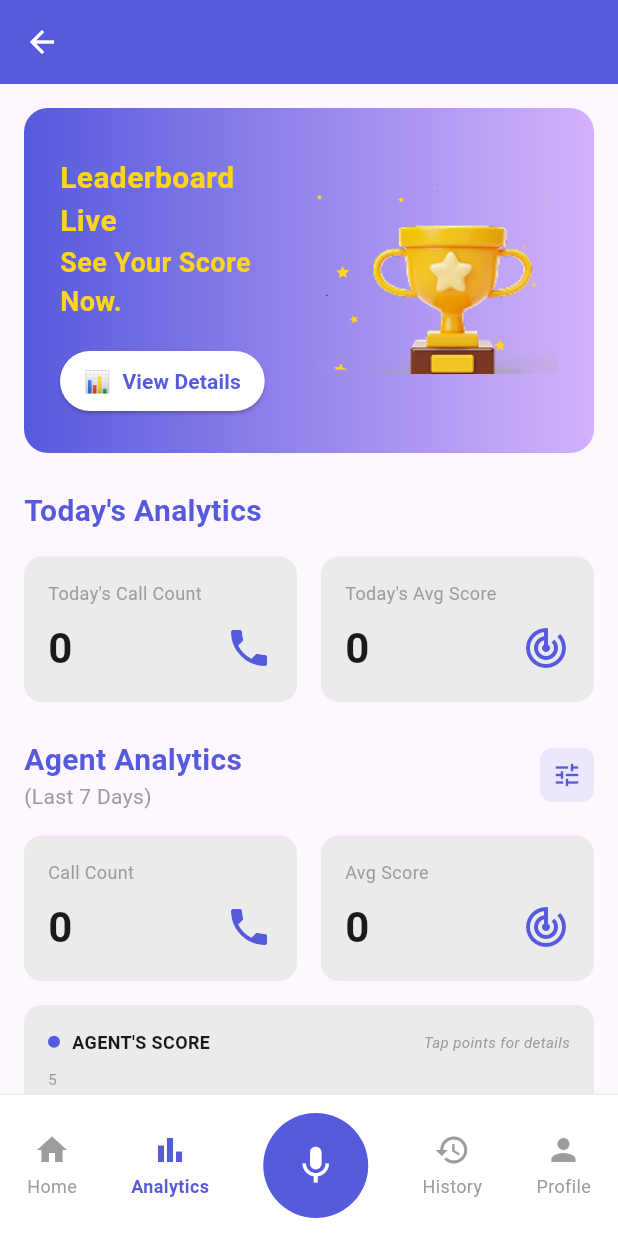
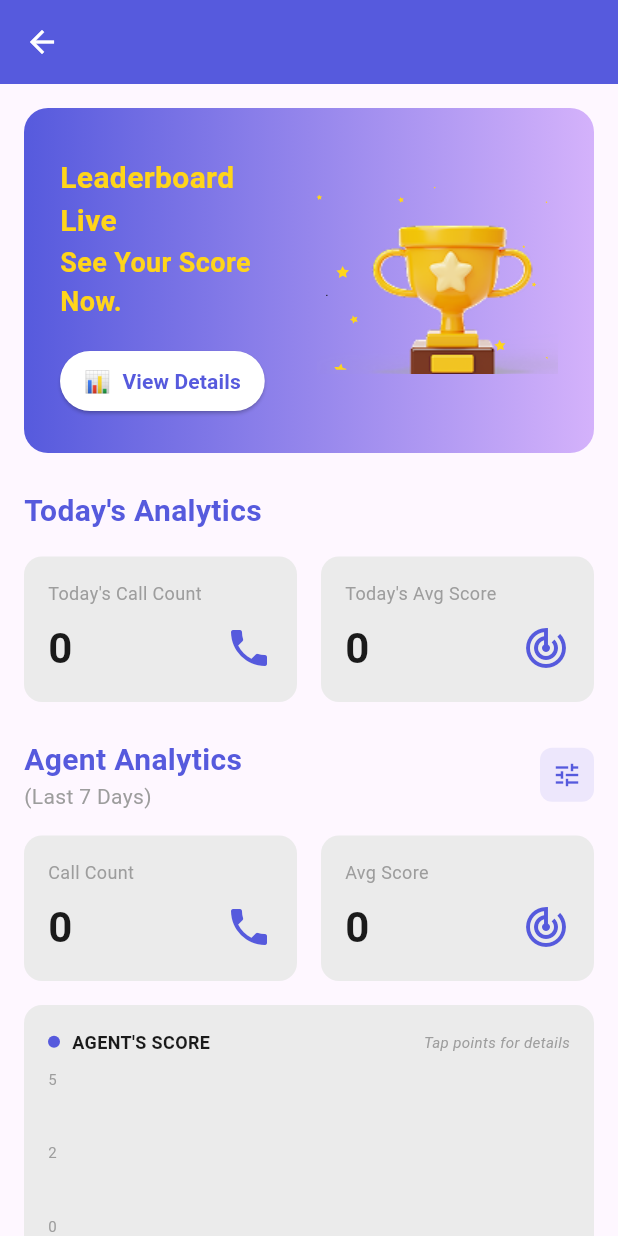
Before and after one commit to akashkumarcur8/sherpa_voice_recorder, a Flutter app: the AnalyticsDashboard screen opened by its route, on a phone screen of 412 x 824 dp. Run offline on Flutter 3.47's test engine with Material 3 defaults, Android fonts, the phone set to English and light mode, and no system bars; drawn by our look-alikes of fl_chart; our stand-ins replace connectivity_plus, dio, dots_indicator, firebase_core, flutter_local_notifications, flutter_markdown and 15 more; missing offline and left inert: flutter_background_service, flutter_sound, omni_datetime_picker, onesignal_flutter; accounts and stored records are empty; network calls fail.

Commit message:
Bottom Nav fixes

```diff
--- a/lib/app/modules/analytics/analytics_widget.dart
+++ b/lib/app/modules/analytics/analytics_widget.dart
@@ -6,10 +6,6 @@ import 'dart:developer' as developer;
 import 'dart:math' as math;
 import '../leaderboard/leaderboard_dashboard.dart';
 import 'analytics_controller.dart';
-import '../../widgets/custom_bottom_navigation.dart';
-import '../home/controllers/home_controller.dart';
-import '../../routes/app_routes.dart';
-import '../../core/utils/recording_helper.dart';
 
 class AnalyticsDashboard extends StatefulWidget {
   const AnalyticsDashboard({super.key});
@@ -609,30 +605,31 @@ class AnalyticsDashboardState extends State<AnalyticsDashboard> {
           ),
         );
       }),
-      bottomNavigationBar: Obx(() => CustomBottomNavigation(
-            isRecording: Get.isRegistered<HomeController>()
-                ? Get.find<HomeController>().isRecording.value
-                : false,
-            onMicPressed: () {
-              // Check current recording state before navigation
-              final isCurrentlyRecording = Get.isRegistered<HomeController>()
-                  ? Get.find<HomeController>().isRecording.value
-                  : false;
-
-              developer.log(
-                  'Analytics: Mic button pressed - isRecording: $isCurrentlyRecording',
-                  name: 'AnalyticsDashboard');
-
-              // Schedule recording toggle (start or stop) based on current state
-              // If recording, we'll stop. If not recording, we'll start.
-              scheduleRecordingToggleAfterNavigation(
-                  'Analytics', !isCurrentlyRecording);
-
-              // Redirect to home screen
-              Get.offAllNamed(Routes.home);
-            },
-            isMicEnabled: false,
-          )),
+      // Bottom navigation is handled by MainBottomNavScreen when used in IndexedStack
+      // bottomNavigationBar: Obx(() => CustomBottomNavigation(
+      //       isRecording: Get.isRegistered<HomeController>()
+      //           ? Get.find<HomeController>().isRecording.value
+      //           : false,
+      //       onMicPressed: () {
+      //         // Check current recording state before navigation
+      //         final isCurrentlyRecording = Get.isRegistered<HomeController>()
+      //             ? Get.find<HomeController>().isRecording.value
+      //             : false;
+      //
+      //         developer.log(
+      //             'Analytics: Mic button pressed - isRecording: $isCurrentlyRecording',
+      //             name: 'AnalyticsDashboard');
+      //
+      //         // Schedule recording toggle (start or stop) based on current state
+      //         // If recording, we'll stop. If not recording, we'll start.
+      //         scheduleRecordingToggleAfterNavigation(
+      //             'Analytics', !isCurrentlyRecording);
+      //
+      //         // Redirect to home screen
+      //         Get.offAllNamed(Routes.home);
+      //       },
+      //       isMicEnabled: false,
+      //     )),
     );
   }
 
@@ -790,7 +787,7 @@ class AnalyticsDashboardState extends State<AnalyticsDashboard> {
     return Column(
       crossAxisAlignment: CrossAxisAlignment.start,
       children: [
-        Text(
+        const Text(
           'Today\'s Analytics',
           style: TextStyle(
             color: Color(0xFF565ADD),
@@ -798,7 +795,7 @@ class AnalyticsDashboardState extends State<AnalyticsDashboard> {
             fontWeight: FontWeight.w600,
           ),
         ),
-        SizedBox(height: 16),
+        const SizedBox(height: 16),
         Row(
           children: [
             Expanded(
@@ -808,7 +805,7 @@ class AnalyticsDashboardState extends State<AnalyticsDashboard> {
                 Icons.phone,
               ),
             ),
-            SizedBox(width: 16),
+            const SizedBox(width: 16),
             Expanded(
               child: _buildMetricCard(
                 'Today\'s Avg Score',
@@ -832,7 +829,7 @@ class AnalyticsDashboardState extends State<AnalyticsDashboard> {
             Column(
               crossAxisAlignment: CrossAxisAlignment.start,
               children: [
-                Text(
+                const Text(
                   'Agent Analytics',
                   style: TextStyle(
                     color: Color(0xFF565ADD),
@@ -842,7 +839,7 @@ class AnalyticsDashboardState extends State<AnalyticsDashboard> {
                 ),
                 Text(
                   '($currentDateRange)',
-                  style: TextStyle(
+                  style: const TextStyle(
                     color: Color(0xFF9D9D9D),
                     fontSize: 14,
                   ),
@@ -856,12 +853,12 @@ class AnalyticsDashboardState extends State<AnalyticsDashboard> {
               },
               borderRadius: BorderRadius.circular(8),
               child: Container(
-                padding: EdgeInsets.all(8),
+                padding: const EdgeInsets.all(8),
                 decoration: BoxDecoration(
-                  color: Color(0xFF565ADD).withValues(alpha: 0.1),
+                  color: const Color(0xFF565ADD).withValues(alpha: 0.1),
                   borderRadius: BorderRadius.circular(8),
                 ),
-                child: Icon(
+                child: const Icon(
                   Icons.tune,
                   color: Color(0xFF565ADD),
                   size: 20,
@@ -870,7 +867,7 @@ class AnalyticsDashboardState extends State<AnalyticsDashboard> {
             ),
           ],
         ),
-        SizedBox(height: 16),
+        const SizedBox(height: 16),
         Row(
           children: [
             Expanded(
@@ -880,7 +877,7 @@ class AnalyticsDashboardState extends State<AnalyticsDashboard> {
                 Icons.phone,
               ),
             ),
-            SizedBox(width: 16),
+            const SizedBox(width: 16),
             Expanded(
               child: _buildMetricCard(
                 'Avg Score',
@@ -890,9 +887,9 @@ class AnalyticsDashboardState extends State<AnalyticsDashboard> {
             ),
           ],
         ),
-        SizedBox(height: 16),
+        const SizedBox(height: 16),
         _buildChartCard(),
-        SizedBox(height: 16),
+        const SizedBox(height: 16),
         _buildScoreCards(),
       ],
     );
@@ -900,9 +897,9 @@ class AnalyticsDashboardState extends State<AnalyticsDashboard> {
 
   Widget _buildMetricCard(String title, String value, IconData icon) {
     return Container(
-      padding: EdgeInsets.all(16),
+      padding: const EdgeInsets.all(16),
       decoration: BoxDecoration(
-        color: Color(0xFFEBEBEB),
+        color: const Color(0xFFEBEBEB),
         borderRadius: BorderRadius.circular(12),
       ),
       child: Column(
@@ -910,18 +907,18 @@ class AnalyticsDashboardState extends State<AnalyticsDashboard> {
         children: [
           Text(
             title,
-            style: TextStyle(
+            style: const TextStyle(
               color: Color(0xFF9D9D9D),
               fontSize: 12,
             ),
           ),
-          SizedBox(height: 8),
+          const SizedBox(height: 8),
           Row(
             mainAxisAlignment: MainAxisAlignment.spaceBetween,
             children: [
               Text(
                 value,
-                style: TextStyle(
+                style: const TextStyle(
                   color: Color(0xFF1A1A1A),
                   fontSize: 28,
                   fontWeight: FontWeight.bold,
@@ -929,7 +926,7 @@ class AnalyticsDashboardState extends State<AnalyticsDashboard> {
               ),
               Icon(
                 icon,
-                color: Color(0xFF565ADD),
+                color: const Color(0xFF565ADD),
                 size: 32,
               ),
             ],
@@ -941,9 +938,9 @@ class AnalyticsDashboardState extends State<AnalyticsDashboard> {
 
   Widget _buildChartCard() {
     return Container(
-      padding: EdgeInsets.all(16),
+      padding: const EdgeInsets.all(16),
       decoration: BoxDecoration(
-        color: Color(0xFFEBEBEB),
+        color: const Color(0xFFEBEBEB),
         borderRadius: BorderRadius.circular(12),
       ),
       child: Column(
@@ -954,13 +951,13 @@ class AnalyticsDashboardState extends State<AnalyticsDashboard> {
               Container(
                 width: 8,
                 height: 8,
-                decoration: BoxDecoration(
+                decoration: const BoxDecoration(
                   color: Color(0xFF565ADD),
                   shape: BoxShape.circle,
                 ),
               ),
-              SizedBox(width: 8),
-              Text(
+              const SizedBox(width: 8),
+              const Text(
                 'AGENT\'S SCORE',
                 style: TextStyle(
                   color: Color(0xFF1A1A1A),
@@ -968,8 +965,8 @@ class AnalyticsDashboardState extends State<AnalyticsDashboard> {
                   fontWeight: FontWeight.w600,
                 ),
               ),
-              Spacer(),
-              Text(
+              const Spacer(),
+              const Text(
                 'Tap points for details',
                 style: TextStyle(
                   color: Color(0xFF9D9D9D),
@@ -979,12 +976,12 @@ class AnalyticsDashboardState extends State<AnalyticsDashboard> {
               ),
             ],
           ),
-          SizedBox(height: 16),
-          Container(
+          const SizedBox(height: 16),
+          SizedBox(
             height: 120,
             child: LineChart(
               LineChartData(
-                gridData: FlGridData(show: false),
+                gridData: const FlGridData(show: false),
                 titlesData: FlTitlesData(
                   leftTitles: AxisTitles(
                     sideTitles: SideTitles(
@@ -993,7 +990,7 @@ class AnalyticsDashboardState extends State<AnalyticsDashboard> {
                       getTitlesWidget: (value, meta) {
                         return Text(
                           value.toInt().toString(),
-                          style: TextStyle(
+                          style: const TextStyle(
                             color: Color(0xFF9D9D9D),
                             fontSize: 10,
                           ),
@@ -1021,30 +1018,30 @@ class AnalyticsDashboardState extends State<AnalyticsDashboard> {
                         final i = v.toInt();
                         return i < c.chartLabels.length
                             ? Text(c.chartLabels[i],
-                                style: TextStyle(
+                                style: const TextStyle(
                                     fontSize: 10, color: Color(0xFF9D9D9D)))
-                            : Text('');
+                            : const Text('');
                       },
                     ),
                   ),
-                  rightTitles:
-                      AxisTitles(sideTitles: SideTitles(showTitles: false)),
-                  topTitles:
-                      AxisTitles(sideTitles: SideTitles(showTitles: false)),
+                  rightTitles: const AxisTitles(
+                      sideTitles: SideTitles(showTitles: false)),
+                  topTitles: const AxisTitles(
+                      sideTitles: SideTitles(showTitles: false)),
                 ),
                 borderData: FlBorderData(show: false),
                 lineBarsData: [
                   LineChartBarData(
                     spots: c.chartSpots,
                     isCurved: true,
-                    color: Color(0xFF565ADD),
+                    color: const Color(0xFF565ADD),
                     barWidth: 2,
                     belowBarData: BarAreaData(
                       show: true,
                       gradient: LinearGradient(
                         colors: [
-                          Color(0xFFB1BFFF).withValues(alpha: 0.8),
-                          Color(0xFFB1BFFF).withValues(alpha: 0.1),
+                          const Color(0xFFB1BFFF).withValues(alpha: 0.8),
+                          const Color(0xFFB1BFFF).withValues(alpha: 0.1),
                         ],
                         begin: Alignment.topCenter,
                         end: Alignment.bottomCenter,
@@ -1055,7 +1052,7 @@ class AnalyticsDashboardState extends State<AnalyticsDashboard> {
                       getDotPainter: (spot, percent, barData, index) {
                         return FlDotCirclePainter(
                           radius: 6,
-                          color: Color(0xFF565ADD),
+                          color: const Color(0xFF565ADD),
                           strokeWidth: 2,
                           strokeColor: Colors.white,
                         );
@@ -1119,10 +1116,10 @@ class AnalyticsDashboardState extends State<AnalyticsDashboard> {
   Widget _buildScoreCards() => Column(
         children: [
           _buildScoreCard('Agent\'s Score', c.agentScore.value.toString()),
-          SizedBox(height: 12),
+          const SizedBox(height: 12),
           _buildScoreCard(
               'Avg Product Score', c.avgProductScore.value.toString()),
-          SizedBox(height: 12),
+          const SizedBox(height: 12),
           _buildScoreCard(
               'Avg Behavior Score', c.avgBehaviorScore.value.toString()),
         ],
@@ -1130,9 +1127,9 @@ class AnalyticsDashboardState extends State<AnalyticsDashboard> {
 
   Widget _buildScoreCard(String title, String score) {
     return Container(
-      padding: EdgeInsets.all(16),
+      padding: const EdgeInsets.all(16),
       decoration: BoxDecoration(
-        color: Color(0xFFEBEBEB),
+        color: const Color(0xFFEBEBEB),
         borderRadius: BorderRadius.circular(12),
       ),
       child: Row(
@@ -1140,7 +1137,7 @@ class AnalyticsDashboardState extends State<AnalyticsDashboard> {
         children: [
           Text(
             title,
-            style: TextStyle(
+            style: const TextStyle(
               color: Color(0xFF1A1A1A),
               fontSize: 16,
               fontWeight: FontWeight.w600,
@@ -1148,7 +1145,7 @@ class AnalyticsDashboardState extends State<AnalyticsDashboard> {
           ),
           Text(
             score,
-            style: TextStyle(
+            style: const TextStyle(
               color: Color(0xFF1A1A1A),
               fontSize: 24,
               fontWeight: FontWeight.bold,
--- a/lib/app/routes/app_pages.dart
+++ b/lib/app/routes/app_pages.dart
@@ -1,5 +1,4 @@
 import 'package:get/get_navigation/src/routes/get_route.dart';
-import 'package:mice_activeg/app/modules/home/home_screen.dart';
 import '../modules/analytics/analytics_widget.dart';
 import '../modules/analytics/bindings/analytics_binding.dart';
 import '../modules/complaint_center/bindings/complaint_center_binding.dart';
@@ -18,6 +17,8 @@ import '../modules/profile/profile_page.dart';
 import '../modules/raise_ticket/bindings/raise_ticket_binding.dart';
 import '../modules/raise_ticket/views/raise_ticket_screen.dart';
 import '../modules/splash_screen/SpleshScreen.dart';
+import '../widgets/main_bottom_nav/main_bottom_nav_screen.dart';
+import '../widgets/main_bottom_nav/bindings/main_bottom_nav_binding.dart';
 import 'app_routes.dart';
 
 class AppPages {
@@ -30,10 +31,36 @@ class AppPages {
       name: Routes.onboarding,
       page: () => OnboardingScreen(),
     ),
+    // Main Bottom Navigation Screen - Uses IndexedStack to keep all screens in memory
+    // This prevents reloading when switching between bottom nav tabs
     GetPage(
       name: Routes.home,
-      page: () =>  HomeScreen(),
-      binding: HomeBinding(),
+      page: () => const MainBottomNavScreen(),
+      bindings: [
+        MainBottomNavBinding(),
+        HomeBinding(),
+        AnalyticsBinding(),
+        ConversationViewBinding(),
+      ],
+    ),
+
+    // Keep individual routes for direct navigation (optional, for backward compatibility)
+    // These can be removed if you always want to use MainBottomNavScreen
+    GetPage(
+      name: Routes.analyticsDashboard,
+      page: () => const AnalyticsDashboard(),
+      binding: AnalyticsBinding(),
+    ),
+
+    GetPage(
+      name: Routes.conversationView,
+      page: () => const ConversationView(),
+      binding: ConversationViewBinding(),
+    ),
+
+    GetPage(
+      name: Routes.profile,
+      page: () => const ProfileScreen(),
     ),
 
     GetPage(
@@ -61,25 +88,8 @@ class AppPages {
     ),
 
     GetPage(
-      name: Routes.analyticsDashboard,
-      page: () => const AnalyticsDashboard(),
-      binding: AnalyticsBinding(),
-    ),
-
-    GetPage(
-      name: Routes.conversationView,
-      page: () => const ConversationView(),
-      binding: ConversationViewBinding(),
-    ),
-
-    GetPage(
-      name: Routes.profile,
-      page: () => const ProfileScreen(),
-    ),
-
-    GetPage(
       name: Routes.login,
-      page: () =>  const LoginView(),
+      page: () => const LoginView(),
       binding: LoginBinding(),
     ),
   ];
--- /dev/null
+++ b/lib/app/widgets/main_bottom_nav/bindings/main_bottom_nav_binding.dart
@@ -0,0 +1,9 @@
+import 'package:get/get.dart';
+import '../main_bottom_nav_controller.dart';
+
+class MainBottomNavBinding extends Bindings {
+  @override
+  void dependencies() {
+    Get.lazyPut<MainBottomNavController>(() => MainBottomNavController());
+  }
+}
--- a/lib/app/widgets/custom_bottom_navigation.dart
+++ b/lib/app/widgets/main_bottom_nav/custom_bottom_navigation.dart
@@ -2,6 +2,7 @@ import 'dart:developer' as developer;
 import 'package:flutter/material.dart';
 import 'package:get/get.dart';
 import '../routes/app_routes.dart';
+import 'main_bottom_nav/main_bottom_nav_controller.dart';
 
 class CustomBottomNavigation extends StatelessWidget {
   final bool isRecording;
@@ -19,6 +20,12 @@ class CustomBottomNavigation extends StatelessWidget {
 
   @override
   Widget build(BuildContext context) {
+    // Try to get the MainBottomNavController if we're in the main bottom nav screen
+    final MainBottomNavController? navController =
+        Get.isRegistered<MainBottomNavController>()
+            ? Get.find<MainBottomNavController>()
+            : null;
+
     return Container(
       decoration: const BoxDecoration(
         color: Colors.white,
@@ -27,35 +34,52 @@ class CustomBottomNavigation extends StatelessWidget {
       child: SafeArea(
         child: Padding(
           padding: const EdgeInsets.symmetric(vertical: 12),
-          child: Row(
-            mainAxisAlignment: MainAxisAlignment.spaceAround,
-            children: [
-              _buildNavItem(Icons.home, 'Home', _currentRoute == Routes.home,
-                  Routes.home),
-              _buildNavItem(
-                  Icons.bar_chart,
-                  'Analytics',
-                  _currentRoute == Routes.analyticsDashboard,
-                  Routes.analyticsDashboard),
-              _buildMicButton(),
-              _buildNavItem(
-                  Icons.history,
-                  'History',
-                  _currentRoute == Routes.conversationView,
-                  Routes.conversationView),
-              _buildNavItem(Icons.person, 'Profile',
-                  _currentRoute == Routes.profile, Routes.profile),
-            ],
-          ),
+          child: Obx(() {
+            // Use controller's current index if available, otherwise fall back to route checking
+            final int currentIndex = navController?.currentIndex.value ??
+                _getIndexFromRoute(_currentRoute);
+
+            return Row(
+              mainAxisAlignment: MainAxisAlignment.spaceAround,
+              children: [
+                _buildNavItem(Icons.home, 'Home', currentIndex == 0,
+                    Routes.home, 0, navController),
+                _buildNavItem(Icons.bar_chart, 'Analytics', currentIndex == 1,
+                    Routes.analyticsDashboard, 1, navController),
+                _buildMicButton(),
+                _buildNavItem(Icons.history, 'History', currentIndex == 2,
+                    Routes.conversationView, 2, navController),
+                _buildNavItem(Icons.person, 'Profile', currentIndex == 3,
+                    Routes.profile, 3, navController),
+              ],
+            );
+          }),
         ),
       ),
     );
   }
 
-  Widget _buildNavItem(
-      IconData icon, String label, bool isActive, String route) {
+  // Helper method to get index from route when controller is not available
+  int _getIndexFromRoute(String route) {
+    if (route == Routes.home) return 0;
+    if (route == Routes.analyticsDashboard) return 1;
+    if (route == Routes.conversationView) return 2;
+    if (route == Routes.profile) return 3;
+    return 0; // Default to home
+  }
+
+  Widget _buildNavItem(IconData icon, String label, bool isActive, String route,
+      int index, MainBottomNavController? navController) {
     return InkWell(
-      onTap: () => Get.toNamed(route),
+      onTap: () {
+        // If we have the nav controller, use it to switch indices (persistent navigation)
+        // Otherwise, use regular Get.toNamed (fallback for direct navigation)
+        if (navController != null) {
+          navController.changeIndex(index);
+        } else {
+          Get.toNamed(route);
+        }
+      },
       child: Padding(
         padding: const EdgeInsets.symmetric(vertical: 8.0),
         child: Column(
```
Also changed, not shown: lib/app/modules/conversation/conversation_view.dart (+24 -23 lines), lib/app/modules/home/home_screen.dart (+5 -5 lines), lib/app/modules/profile/profile_page.dart (+26 -28 lines), lib/app/widgets/main_bottom_nav/main_bottom_nav_controller.dart (added, +53 -0 lines), lib/app/widgets/main_bottom_nav/main_bottom_nav_screen.dart (added, +60 -0 lines).
